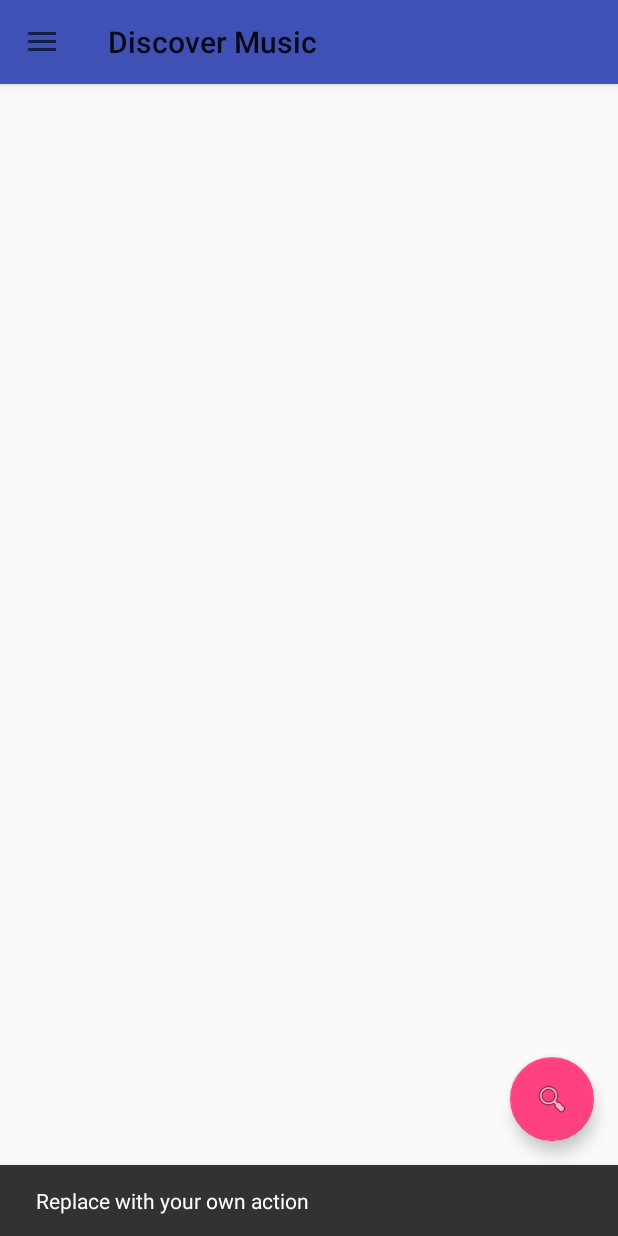
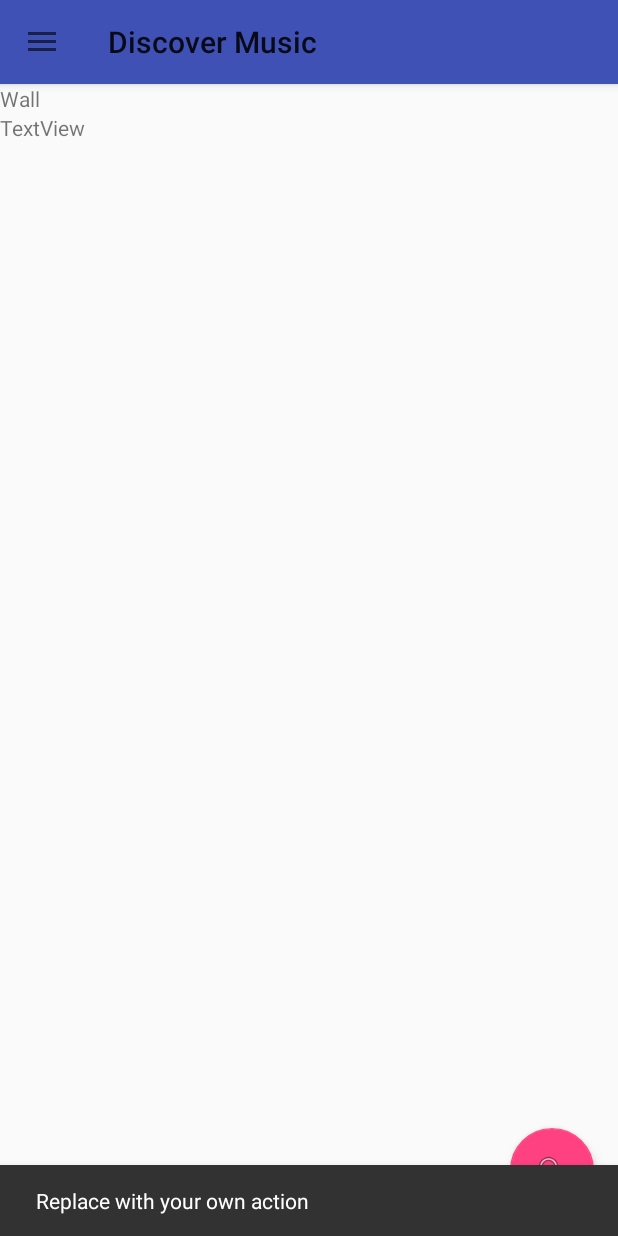
Before and after one commit to Gliniak/MixUp, an Android app: the screen it shows after launch once a user with an empty profile is signed in (MainScreenActivity), in the side drawer, after a tap on "Search", on a phone screen of 412 x 824 dp. Run offline under Robolectric (Android 15) with nearby library versions, the phone set to English and light mode, and no system bars; our stand-ins replace Firebase (no records; nobody signed in at launch, a user with empty details on screens opened directly).

Commit message:
[0.12] Need To do Cleanup Soon - Fixed Slowdowns when nav bar is opening/closing - Added Fragments supports, now we can work :kappa:

```diff
--- a/app/src/main/java/com/lujuf/stado/mixup/MainScreenActivity.java
+++ b/app/src/main/java/com/lujuf/stado/mixup/MainScreenActivity.java
@@ -5,12 +5,15 @@ import android.os.Bundle;
 import android.support.design.widget.FloatingActionButton;
 import android.support.design.widget.NavigationView;
 import android.support.design.widget.Snackbar;
+import android.support.v4.app.Fragment;
+import android.support.v4.app.FragmentTransaction;
 import android.support.v4.view.GravityCompat;
 import android.support.v4.widget.DrawerLayout;
 import android.support.v7.app.ActionBarDrawerToggle;
 import android.support.v7.app.AppCompatActivity;
 import android.support.v7.widget.Toolbar;
 import android.util.Log;
+import android.view.LayoutInflater;
 import android.view.MenuItem;
 import android.view.View;
 import android.widget.ImageView;
@@ -18,12 +21,16 @@ import android.widget.TextView;
 
 import com.google.firebase.auth.FirebaseAuth;
 
+
+// DO A FUC%$N CLEANUP SOON OK BRO?
+
 public class MainScreenActivity extends AppCompatActivity
         implements NavigationView.OnNavigationItemSelectedListener {
 
     private FirebaseAuth auth;
 
     private Toolbar mainToolBar;
+    private LayoutInflater inflater;
 
     // User Stuff
     private TextView userName;
@@ -90,6 +97,17 @@ public class MainScreenActivity extends AppCompatActivity
 
         if(userName != null)
             userName.setText(auth.getCurrentUser().getEmail());
+
+        inflater = getLayoutInflater();
+
+        Fragment fragment = new WallFragment();
+
+        if (fragment != null) {
+            FragmentTransaction ft = getSupportFragmentManager().beginTransaction();
+            ft.replace(R.id.content_frame, fragment);
+            ft.commit();
+        }
+
     }
 
     @Override
@@ -105,6 +123,8 @@ public class MainScreenActivity extends AppCompatActivity
     @SuppressWarnings("StatementWithEmptyBody")
     @Override
     public boolean onNavigationItemSelected(MenuItem item) {
+
+        Fragment fragment = null;
         // Handle navigation view item clicks here.
         int id = item.getItemId();
 
@@ -113,12 +133,17 @@ public class MainScreenActivity extends AppCompatActivity
             case R.id.nav_wall:
                 mainToolBar.setTitle(R.string.bar_text_wall);
                 Log.d("GUI", "User Pressed Wall Button!");
+                fragment = new WallFragment();
                 break;
 
             case R.id.nav_search:
                 mainToolBar.setTitle(R.string.bar_text_lookup);
                 break;
 
+            case R.id.nav_app_settings:
+                mainToolBar.setTitle(R.string.bar_text_settings);
+                fragment = new AppSettingsFragment();
+                break;
             case R.id.nav_logout:
                 if (auth.getCurrentUser() != null)
                 {
@@ -131,6 +156,12 @@ public class MainScreenActivity extends AppCompatActivity
             default: break;
         }
 
+        if (fragment != null) {
+            FragmentTransaction ft = getSupportFragmentManager().beginTransaction();
+            ft.replace(R.id.content_frame, fragment);
+            ft.commit();
+        }
+
         DrawerLayout drawer = (DrawerLayout) findViewById(R.id.drawer_layout);
         drawer.closeDrawer(GravityCompat.START);
         return true;
--- /dev/null
+++ b/app/src/main/java/com/lujuf/stado/mixup/WallFragment.java
@@ -0,0 +1,27 @@
+package com.lujuf.stado.mixup;
+
+import android.os.Bundle;
+import android.support.annotation.Nullable;
+import android.support.v4.app.Fragment;
+import android.view.LayoutInflater;
+import android.view.View;
+import android.view.ViewGroup;
+
+/**
+ * Created by Gliniak on 08.01.2018.
+ */
+
+public class WallFragment extends Fragment {
+    @Nullable
+    @Override
+    public View onCreateView(LayoutInflater inflater, @Nullable ViewGroup container, @Nullable Bundle savedInstanceState)
+    {
+        return inflater.inflate(R.layout.fragment_wall, container, false);
+    }
+
+    @Override
+    public void onViewCreated(View view, @Nullable Bundle savedInstanceState)
+    {
+        super.onViewCreated(view, savedInstanceState);
+    }
+}
--- a/app/src/main/res/layout/activity_mainscreen.xml
+++ b/app/src/main/res/layout/activity_mainscreen.xml
@@ -10,7 +10,9 @@
     <include
         layout="@layout/app_bar_main"
         android:layout_width="match_parent"
-        android:layout_height="match_parent" />
+        android:layout_height="wrap_content" />
+
+
 
     <android.support.design.widget.NavigationView
         android:id="@+id/nav_view"
--- a/app/src/main/res/layout/app_bar_main.xml
+++ b/app/src/main/res/layout/app_bar_main.xml
@@ -1,7 +1,9 @@
 <?xml version="1.0" encoding="utf-8"?>
-<android.support.design.widget.CoordinatorLayout xmlns:android="http://schemas.android.com/apk/res/android"
+<RelativeLayout
+    xmlns:android="http://schemas.android.com/apk/res/android"
     xmlns:app="http://schemas.android.com/apk/res-auto"
     xmlns:tools="http://schemas.android.com/tools"
+    android:id="@+id/main_design"
     android:layout_width="match_parent"
     android:layout_height="match_parent"
     tools:context="com.lujuf.stado.mixup.MainScreenActivity">
@@ -9,17 +11,22 @@
     <android.support.design.widget.AppBarLayout
         android:layout_width="match_parent"
         android:layout_height="wrap_content"
-        >
+        android:id="@+id/appBarLayout">
 
         <android.support.v7.widget.Toolbar
             android:id="@+id/toolbar"
             android:layout_width="match_parent"
             android:layout_height="?attr/actionBarSize"
-            android:background="?attr/colorPrimary"
-             />
+            android:background="?attr/colorPrimary" />
 
     </android.support.design.widget.AppBarLayout>
 
+    <FrameLayout
+        android:id="@+id/content_frame"
+        android:layout_width="match_parent"
+        android:layout_height="match_parent"
+        android:layout_alignParentStart="true"
+        android:layout_below="@+id/appBarLayout">
 
         <android.support.design.widget.FloatingActionButton
             android:id="@+id/fab"
@@ -28,5 +35,6 @@
             android:layout_gravity="bottom|end"
             android:layout_margin="@dimen/fab_margin"
             app:srcCompat="@android:drawable/ic_menu_search" />
+    </FrameLayout>
 
-</android.support.design.widget.CoordinatorLayout>
+</RelativeLayout>
--- /dev/null
+++ b/app/src/main/res/layout/fragment_wall.xml
@@ -0,0 +1,25 @@
+<?xml version="1.0" encoding="utf-8"?>
+<android.support.constraint.ConstraintLayout
+    xmlns:android="http://schemas.android.com/apk/res/android"
+    android:id="@+id/layout_wall"
+    android:layout_width="match_parent"
+    android:layout_height="match_parent">
+
+    <LinearLayout
+        android:layout_width="match_parent"
+        android:layout_height="match_parent"
+        android:orientation="vertical">
+
+        <TextView
+            android:id="@+id/textView"
+            android:layout_width="match_parent"
+            android:layout_height="wrap_content"
+            android:text="Wall" />
+
+        <TextView
+            android:id="@+id/textView2"
+            android:layout_width="match_parent"
+            android:layout_height="wrap_content"
+            android:text="TextView" />
+    </LinearLayout>
+</android.support.constraint.ConstraintLayout>
--- a/app/src/main/res/layout/nav_header_main.xml
+++ b/app/src/main/res/layout/nav_header_main.xml
@@ -15,7 +15,7 @@
         android:id="@+id/user_avatar_bar"
         android:layout_width="80dp"
         android:layout_height="80dp"
-        app:srcCompat="@mipmap/logo" />
+        app:srcCompat="@mipmap/logo_avatar" />
 
     <TextView
         android:layout_width="match_parent"
--- a/app/src/main/res/menu/activity_main_drawer.xml
+++ b/app/src/main/res/menu/activity_main_drawer.xml
@@ -21,7 +21,7 @@
     <item android:title="Other">
         <menu>
             <item
-                android:id="@+id/nav_share"
+                android:id="@+id/nav_app_settings"
                 android:title="Settings" />
             <item
                 android:id="@+id/nav_logout"
```
Also changed, not shown: app/src/main/java/com/lujuf/stado/mixup/AppSettingsFragment.java (added, +28 -0 lines), app/src/main/res/layout/activity_wall.xml (added, +10 -0 lines), app/src/main/res/layout/fragment_app_settings.xml (added, +27 -0 lines), app/src/main/res/mipmap-hdpi/logo_avatar.png (added). Lines whose indentation alone changed are shown as unchanged.
